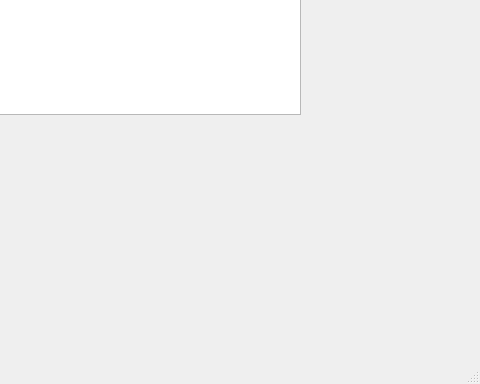
The window that MeieUusProjekt/mainwindow.ui (hellrand/Cpp-ToDoList) describes before a commit, drawn with Qt 5; both pictures show x 320 to 800 and y 216 to 600 of the 800 by 600 pixel window.
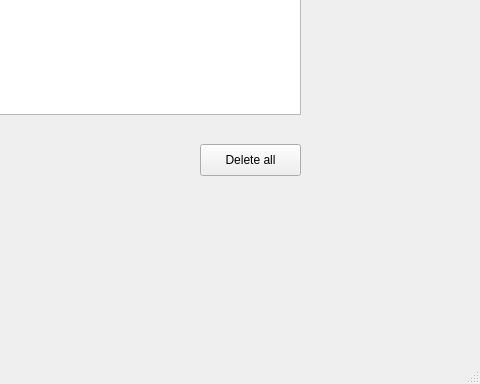
The same window after the commit.

```diff
--- a/MeieUusProjekt/mainwindow.ui
+++ b/MeieUusProjekt/mainwindow.ui
@@ -115,6 +115,19 @@
      </date>
     </property>
    </widget>
+   <widget class="QPushButton" name="deleteAllButton">
+    <property name="geometry">
+     <rect>
+      <x>520</x>
+      <y>360</y>
+      <width>101</width>
+      <height>32</height>
+     </rect>
+    </property>
+    <property name="text">
+     <string>Delete all</string>
+    </property>
+   </widget>
   </widget>
   <widget class="QMenuBar" name="menubar">
    <property name="geometry">
```
